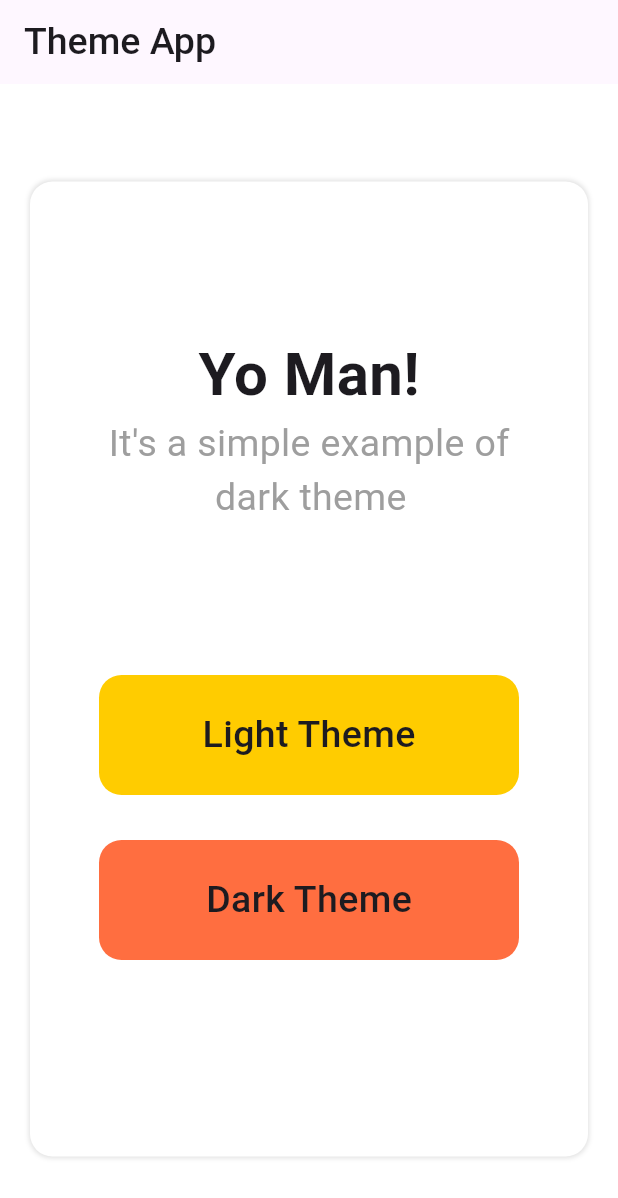
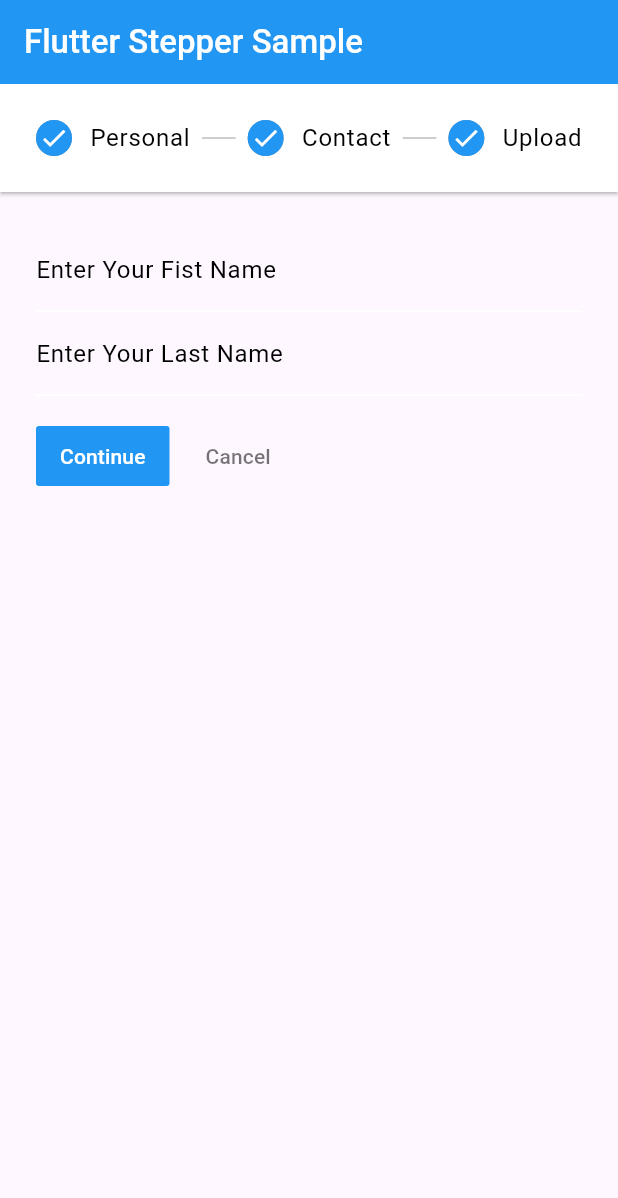
Before and after one commit to Drashtipatel296/advflutterch1, a Flutter app: the screen it shows after launch, on a phone screen of 412 x 824 dp. Shown: the top 1198 px of the screen. Run offline on Flutter 3.47's test engine with Material 3 defaults, Android fonts, the phone set to English and light mode, and no system bars.

Commit message:
25-04-2024

```diff
--- a/lib/main.dart
+++ b/lib/main.dart
@@ -1,19 +1,24 @@
+import 'package:advflutterch1/screens/stepper/view/horizontal_stepper.dart';
+import 'package:advflutterch1/screens/stepper/view/stepper_screen.dart';
 import 'package:advflutterch1/screens/theme_change/view/screen/home_screen.dart';
 import 'package:flutter/material.dart';
 
 void main(){
-  runApp(const ThemeApp());
+  runApp(const MyApp());
 }
 
-class ThemeApp extends StatelessWidget {
-  const ThemeApp({super.key});
+class MyApp extends StatelessWidget {
+  const MyApp({super.key});
 
   @override
   Widget build(BuildContext context) {
     return MaterialApp(
       debugShowCheckedModeBanner: false,
+      initialRoute: '/horizontal',
       routes: {
-        '/' : (context) => const HomePage(),
+       // '/' : (context) => const HomePage(),
+       // '/stepper' : (context) => const StepperApp(),
+        '/horizontal' : (context) => const HorizontalStepper(),
       },
     );
   }
--- /dev/null
+++ b/lib/screens/stepper/view/horizontal_stepper.dart
@@ -0,0 +1,124 @@
+import 'package:advflutterch1/utils/global_var.dart';
+import 'package:flutter/material.dart';
+
+class HorizontalStepper extends StatefulWidget {
+  const HorizontalStepper({super.key});
+
+  @override
+  State<HorizontalStepper> createState() => _HorizontalStepperState();
+}
+
+class _HorizontalStepperState extends State<HorizontalStepper> {
+  @override
+  Widget build(BuildContext context) {
+    return Scaffold(
+      appBar: AppBar(
+        title: const Text(
+          'Flutter Stepper Sample',
+          style: TextStyle(color: Colors.white, fontWeight: FontWeight.w500),
+        ),
+        backgroundColor: Colors.blue,
+      ),
+      body: Theme(
+        data: ThemeData(
+          colorScheme: ColorScheme.fromSwatch(
+            primarySwatch: Colors.blue,
+            backgroundColor: Colors.white,
+          ),
+        ),
+        child: Stepper(
+          elevation: 1,
+          type: StepperType.horizontal,
+          currentStep: GlobalStepperValues.firstIndex,
+          onStepContinue: () {
+            setState(() {
+              if (GlobalStepperValues.firstIndex ==
+                  GlobalStepperValues.secondIndex) {
+                GlobalStepperValues.firstIndex == 2;
+              } else {
+                GlobalStepperValues.firstIndex++;
+              }
+            });
+          },
+          onStepCancel: () {
+            setState(() {
+              if(GlobalStepperValues.firstIndex==2)
+              {
+
+                GlobalStepperValues.firstIndex--;
+              }
+              else{
+
+                GlobalStepperValues.firstIndex=0;
+              }
+            });
+          },
+          stepIconBuilder: (stepIndex, stepState) {
+            return const CircleAvatar(
+              backgroundColor: Colors.blue,
+              child: Icon(
+                Icons.done,
+                color: Colors.white,
+                size: 20,
+              ),
+            );
+          },
+          steps: const [
+            Step(
+              title: Text('Personal'),
+              content: Column(
+                children: [
+                  TextField(
+                    decoration: InputDecoration(
+                      labelText: 'Enter Your Fist Name',
+                    ),
+                  ),
+                  TextField(
+                    decoration: InputDecoration(
+                      labelText: 'Enter Your Last Name',
+                    ),
+                  ),
+                ],
+              ),
+            ),
+            Step(
+              title: Text('Contact'),
+              content: Column(
+                children: [
+                  TextField(
+                    decoration: InputDecoration(
+                      prefixIcon: Icon(Icons.email),
+                      hintText: 'Email',
+                    ),
+                  ),
+                  SizedBox(height: 30,),
+                  TextField(
+                    decoration: InputDecoration(
+                      prefixIcon: Icon(Icons.home),
+                      hintText: 'Address',
+                    ),
+                  ),
+                  SizedBox(height: 30,),
+                  TextField(
+                    decoration: InputDecoration(
+                      prefixIcon: Icon(Icons.phone),
+                      hintText: 'Mobile No',
+                    ),
+                  ),
+                ],
+              ),
+            ),
+            Step(
+              title: Text('Upload'),
+              content: TextField(
+                decoration: InputDecoration(
+                  labelText: 'Mobile Number',
+                ),
+              ),
+            ),
+          ],
+        ),
+      ),
+    );
+  }
+}
--- a/lib/utils/global_var.dart
+++ b/lib/utils/global_var.dart
@@ -1 +1,6 @@
 bool isDark = false;
+
+class GlobalStepperValues {
+  static int firstIndex = 0;
+  static int secondIndex = 2;
+}
```
Also changed, not shown: lib/screens/stepper/view/stepper_screen.dart (added, +98 -0 lines).
